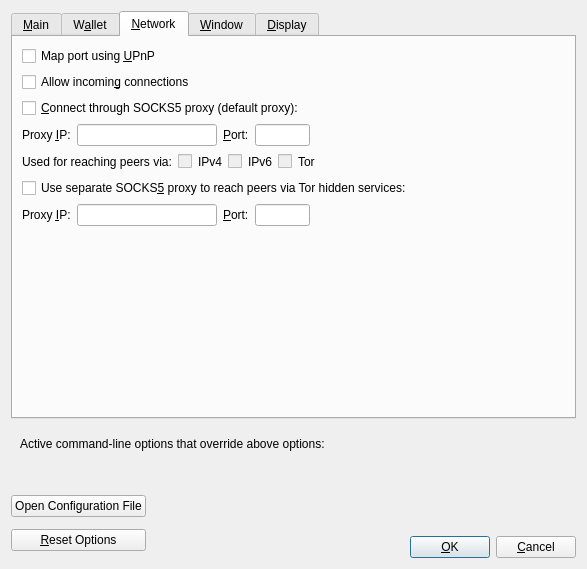
Qt form src/qt/forms/optionsdialog.ui (PirateNetwork/pirate) before a commit.
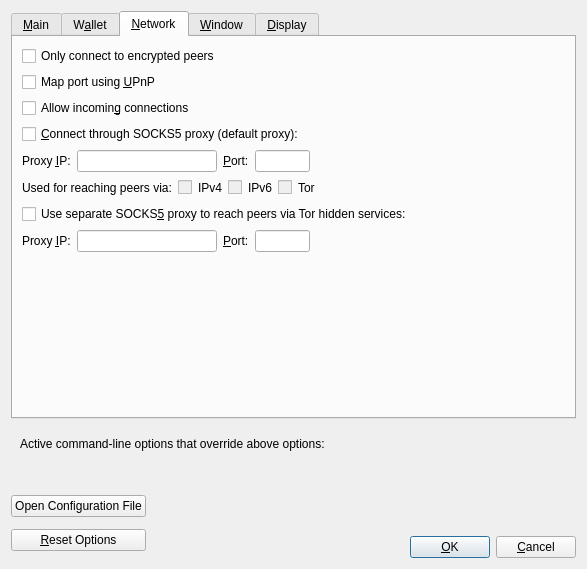
The same form after that commit. The open tabs and pages were chosen to show the change. Custom widgets are drawn as their Qt base class.

Patch:
```diff
--- a/src/qt/forms/optionsdialog.ui
+++ b/src/qt/forms/optionsdialog.ui
@@ -330,7 +330,17 @@
       <attribute name="title">
        <string>&amp;Network</string>
       </attribute>
-      <layout class="QVBoxLayout" name="verticalLayout_Network">
+      <layout class="QVBoxLayout" name="verticalLayout_2">
+       <item>
+        <widget class="QCheckBox" name="requireTLS">
+         <property name="toolTip">
+          <string>Accept connections from outside.</string>
+         </property>
+         <property name="text">
+          <string>Only connect to encrypted peers</string>
+         </property>
+        </widget>
+       </item>
        <item>
         <widget class="QCheckBox" name="mapPortUpnp">
          <property name="toolTip">
```
Left out of the diff: 2 changed lines with no effect on the pictures.
